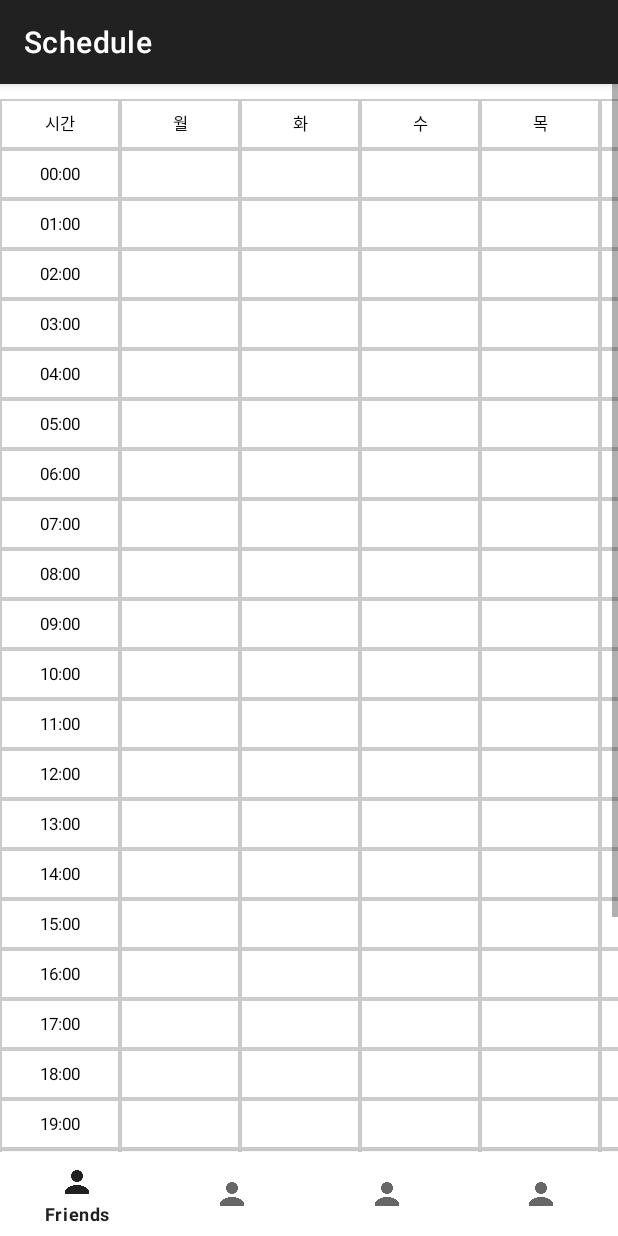
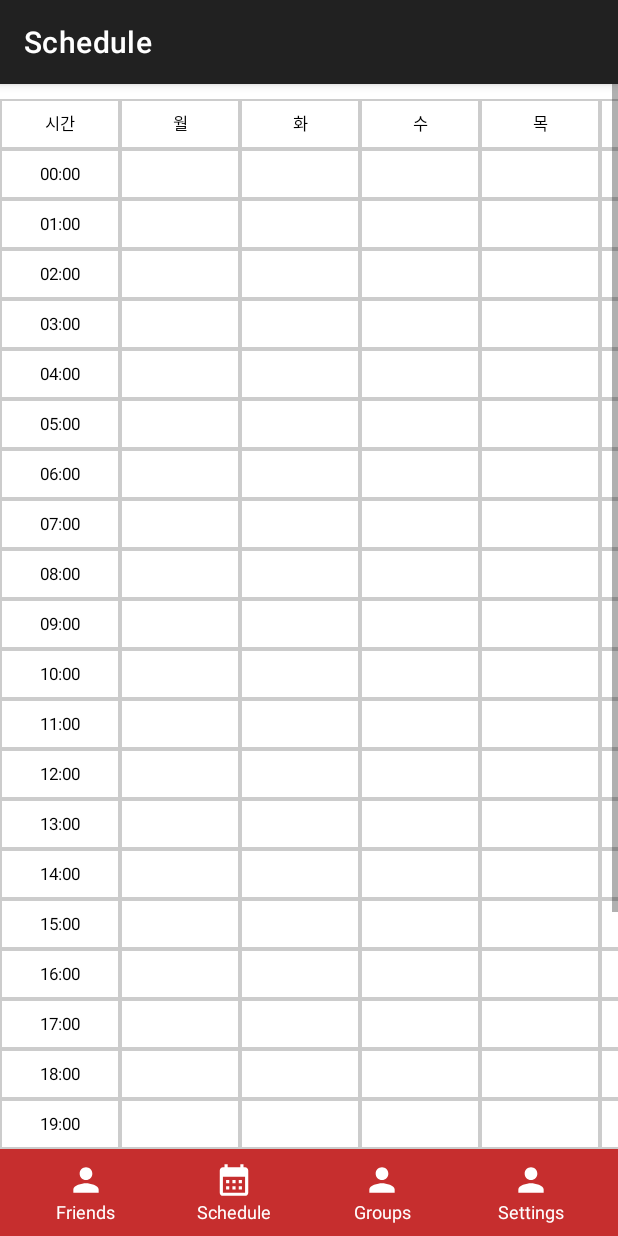
Before and after one commit to Seungkyu-Han/MoApp, an Android app: the ScheduleDetail screen opened directly, with no data from a screen before it, on a phone screen of 412 x 824 dp. Run offline under Robolectric (Android 15) with nearby library versions, the phone set to English and light mode, and no system bars.

Commit message:
bottomnavigation -> custom menu bar

```diff
--- a/app/src/main/java/com/example/moapp/ScheduleDetail.kt
+++ b/app/src/main/java/com/example/moapp/ScheduleDetail.kt
@@ -11,6 +11,7 @@ import android.view.Gravity
 import android.view.View
 import android.widget.Button
 import android.widget.GridLayout
+import android.widget.LinearLayout
 import android.widget.TableLayout
 import android.widget.TableRow
 import android.widget.TextView
@@ -58,6 +59,11 @@ class ScheduleDetail : AppCompatActivity() {
         supportActionBar?.title = "Schedule"
         //supportActionBar?.setDisplayHomeAsUpEnabled(true) // back arrow
 
+        var mainIntent = Intent(this, MainActivity::class.java)
+        val scheduleIntent = Intent(this, ScheduleDetail::class.java)
+        var chatListIntent = Intent(this, GroupListActivity::class.java)
+        var settingIntent = Intent(this, SettingActivity::class.java)
+
         scheduleTable = findViewById(R.id.scheduleTable)
         addButton = findViewById(R.id.addButton)
 
@@ -96,24 +102,20 @@ class ScheduleDetail : AppCompatActivity() {
             val addIntent = Intent(this, AddUserSchedule::class.java)
             startActivity(addIntent)
         }
-        bottomNavigationView = findViewById(R.id.bottomNavigationView)
-        bottomNavigationView.setOnNavigationItemSelectedListener { menuItem ->
-            when (menuItem.itemId) {
-                R.id.navigation_friends -> {
-                    startActivity(Intent(this, MainActivity::class.java))
-                    true
-                }
-                R.id.navigation_chat -> {
-                    startActivity(Intent(this, GroupListActivity::class.java))
-                    true
-                }
-                R.id.navigation_settings -> {
-                    startActivity(Intent(this, SettingActivity::class.java))
-                    true
-                }
-                else -> false
-            }
+
+        findViewById<LinearLayout>(R.id.friends_btn).setOnClickListener {
+            startActivity(mainIntent)
         }
+        findViewById<LinearLayout>(R.id.schedule_btn).setOnClickListener {
+            startActivity(scheduleIntent)
+        }
+        findViewById<LinearLayout>(R.id.groups_btn).setOnClickListener {
+            startActivity(chatListIntent)
+        }
+        findViewById<LinearLayout>(R.id.settings_btn).setOnClickListener {
+            startActivity(settingIntent)
+        }
+
     }
 
     override fun onSupportNavigateUp(): Boolean {
--- /dev/null
+++ b/app/src/main/res/drawable/calendar_white.xml
@@ -0,0 +1,5 @@
+<vector android:height="24dp" android:tint="#FFFFFF"
+    android:viewportHeight="24" android:viewportWidth="24"
+    android:width="24dp" xmlns:android="http://schemas.android.com/apk/res/android">
+    <path android:fillColor="@android:color/white" android:pathData="M19,4h-1V2h-2v2H8V2H6v2H5C3.89,4 3.01,4.9 3.01,6L3,20c0,1.1 0.89,2 2,2h14c1.1,0 2,-0.9 2,-2V6C21,4.9 20.1,4 19,4zM19,20H5V10h14V20zM9,14H7v-2h2V14zM13,14h-2v-2h2V14zM17,14h-2v-2h2V14zM9,18H7v-2h2V18zM13,18h-2v-2h2V18zM17,18h-2v-2h2V18z"/>
+</vector>
--- /dev/null
+++ b/app/src/main/res/drawable/groups.xml
@@ -0,0 +1,5 @@
+<vector android:height="24dp" android:tint="#FFFFFF"
+    android:viewportHeight="24" android:viewportWidth="24"
+    android:width="24dp" xmlns:android="http://schemas.android.com/apk/res/android">
+    <path android:fillColor="@android:color/white" android:pathData="M12,12.75c1.63,0 3.07,0.39 4.24,0.9c1.08,0.48 1.76,1.56 1.76,2.73L18,18H6l0,-1.61c0,-1.18 0.68,-2.26 1.76,-2.73C8.93,13.14 10.37,12.75 12,12.75zM4,13c1.1,0 2,-0.9 2,-2c0,-1.1 -0.9,-2 -2,-2s-2,0.9 -2,2C2,12.1 2.9,13 4,13zM5.13,14.1C4.76,14.04 4.39,14 4,14c-0.99,0 -1.93,0.21 -2.78,0.58C0.48,14.9 0,15.62 0,16.43V18l4.5,0v-1.61C4.5,15.56 4.73,14.78 5.13,14.1zM20,13c1.1,0 2,-0.9 2,-2c0,-1.1 -0.9,-2 -2,-2s-2,0.9 -2,2C18,12.1 18.9,13 20,13zM24,16.43c0,-0.81 -0.48,-1.53 -1.22,-1.85C21.93,14.21 20.99,14 20,14c-0.39,0 -0.76,0.04 -1.13,0.1c0.4,0.68 0.63,1.46 0.63,2.29V18l4.5,0V16.43zM12,6c1.66,0 3,1.34 3,3c0,1.66 -1.34,3 -3,3s-3,-1.34 -3,-3C9,7.34 10.34,6 12,6z"/>
+</vector>
--- /dev/null
+++ b/app/src/main/res/drawable/no_click_effect.xml
@@ -0,0 +1,5 @@
+<selector xmlns:android="http://schemas.android.com/apk/res/android">
+    <item android:drawable="@android:color/transparent" android:state_pressed="true"/>
+    <item android:drawable="@android:color/transparent" android:state_focused="true"/>
+    <item android:drawable="@android:color/transparent"/>
+</selector>
--- /dev/null
+++ b/app/src/main/res/drawable/profile.xml
@@ -0,0 +1,5 @@
+<vector android:height="24dp" android:tint="#FFFFFF"
+    android:viewportHeight="24" android:viewportWidth="24"
+    android:width="24dp" xmlns:android="http://schemas.android.com/apk/res/android">
+    <path android:fillColor="@android:color/white" android:pathData="M12,12c2.21,0 4,-1.79 4,-4s-1.79,-4 -4,-4 -4,1.79 -4,4 1.79,4 4,4zM12,14c-2.67,0 -8,1.34 -8,4v2h16v-2c0,-2.66 -5.33,-4 -8,-4z"/>
+</vector>
--- /dev/null
+++ b/app/src/main/res/drawable/settings.xml
@@ -0,0 +1,5 @@
+<vector android:height="24dp" android:tint="#FFFFFF"
+    android:viewportHeight="24" android:viewportWidth="24"
+    android:width="24dp" xmlns:android="http://schemas.android.com/apk/res/android">
+    <path android:fillColor="@android:color/white" android:pathData="M19.14,12.94c0.04,-0.3 0.06,-0.61 0.06,-0.94c0,-0.32 -0.02,-0.64 -0.07,-0.94l2.03,-1.58c0.18,-0.14 0.23,-0.41 0.12,-0.61l-1.92,-3.32c-0.12,-0.22 -0.37,-0.29 -0.59,-0.22l-2.39,0.96c-0.5,-0.38 -1.03,-0.7 -1.62,-0.94L14.4,2.81c-0.04,-0.24 -0.24,-0.41 -0.48,-0.41h-3.84c-0.24,0 -0.43,0.17 -0.47,0.41L9.25,5.35C8.66,5.59 8.12,5.92 7.63,6.29L5.24,5.33c-0.22,-0.08 -0.47,0 -0.59,0.22L2.74,8.87C2.62,9.08 2.66,9.34 2.86,9.48l2.03,1.58C4.84,11.36 4.8,11.69 4.8,12s0.02,0.64 0.07,0.94l-2.03,1.58c-0.18,0.14 -0.23,0.41 -0.12,0.61l1.92,3.32c0.12,0.22 0.37,0.29 0.59,0.22l2.39,-0.96c0.5,0.38 1.03,0.7 1.62,0.94l0.36,2.54c0.05,0.24 0.24,0.41 0.48,0.41h3.84c0.24,0 0.44,-0.17 0.47,-0.41l0.36,-2.54c0.59,-0.24 1.13,-0.56 1.62,-0.94l2.39,0.96c0.22,0.08 0.47,0 0.59,-0.22l1.92,-3.32c0.12,-0.22 0.07,-0.47 -0.12,-0.61L19.14,12.94zM12,15.6c-1.98,0 -3.6,-1.62 -3.6,-3.6s1.62,-3.6 3.6,-3.6s3.6,1.62 3.6,3.6S13.98,15.6 12,15.6z"/>
+</vector>
--- a/app/src/main/res/layout/activity_schedule_detail.xml
+++ b/app/src/main/res/layout/activity_schedule_detail.xml
@@ -45,11 +45,8 @@
 
         </RelativeLayout>
     </ScrollView>
-    <com.google.android.material.bottomnavigation.BottomNavigationView
-        android:id="@+id/bottomNavigationView"
-        android:layout_width="match_parent"
-        android:layout_height="wrap_content"
-        android:background="?android:attr/windowBackground"
-        app:menu="@menu/bottom_navigation_menu"/>
+    <!-- BottomBarLayout 사용 -->
+    <include layout="@layout/bottom_bar_layout"
+        android:id="@+id/bottom_bar"/>
 
 </LinearLayout>
--- /dev/null
+++ b/app/src/main/res/layout/bottom_bar_layout.xml
@@ -0,0 +1,62 @@
+<?xml version="1.0" encoding="utf-8"?>
+<!-- bottom_bar_layout.xml -->
+<LinearLayout
+    xmlns:android="http://schemas.android.com/apk/res/android"
+    android:id="@+id/bottomBar"
+    android:layout_width="match_parent"
+    android:layout_height="wrap_content"
+    android:layout_gravity="bottom"
+    android:background="#C62E2E"
+    android:orientation="horizontal"
+    android:padding="8dp">
+
+    <!-- 각 버튼에 대한 LinearLayout 정의 -->
+    <!-- Friends 버튼 -->
+    <LinearLayout
+        android:id="@+id/friends_btn"
+        style="@style/BottomBarButton">
+        <ImageView
+            style="@style/BottomBarButtonImage"
+            android:src="@drawable/profile" />
+        <TextView
+            style="@style/BottomBarButtonText"
+            android:text="Friends" />
+    </LinearLayout>
+
+    <!-- Schedule 버튼 -->
+    <LinearLayout
+        android:id="@+id/schedule_btn"
+        style="@style/BottomBarButton">
+        <ImageView
+            style="@style/BottomBarButtonImage"
+            android:src="@drawable/calendar_white" />
+        <TextView
+            style="@style/BottomBarButtonText"
+            android:text="Schedule" />
+    </LinearLayout>
+
+    <!-- Groups 버튼 -->
+    <LinearLayout
+        android:id="@+id/groups_btn"
+        style="@style/BottomBarButton">
+        <ImageView
+            style="@style/BottomBarButtonImage"
+            android:src="@drawable/profile" />
+        <TextView
+            style="@style/BottomBarButtonText"
+            android:text="Groups" />
+    </LinearLayout>
+
+    <!-- Settings 버튼 -->
+    <LinearLayout
+        android:id="@+id/settings_btn"
+        style="@style/BottomBarButton">
+        <ImageView
+            style="@style/BottomBarButtonImage"
+            android:src="@drawable/profile" />
+        <TextView
+            style="@style/BottomBarButtonText"
+            android:text="Settings" />
+    </LinearLayout>
+
+</LinearLayout>
--- /dev/null
+++ b/app/src/main/res/values/styles.xml
@@ -0,0 +1,31 @@
+<?xml version="1.0" encoding="utf-8"?>
+<resources>
+
+    <!-- BottomBarButton 스타일 -->
+    <style name="BottomBarButton">
+        <item name="android:layout_width">0dp</item>
+        <item name="android:layout_weight">1</item>
+        <item name="android:layout_height">wrap_content</item>
+        <item name="android:gravity">center</item>
+        <item name="android:clickable">true</item>
+        <item name="android:focusable">true</item>
+        <item name="android:orientation">vertical</item>
+    </style>
+
+    <!-- BottomBarButtonImage 스타일 -->
+    <style name="BottomBarButtonImage">
+        <item name="android:layout_width">25dp</item>
+        <item name="android:layout_height">25dp</item>
+        <item name="android:layout_gravity">center</item>
+        <item name="android:layout_weight">1</item>
+    </style>
+
+    <!-- BottomBarButtonText 스타일 -->
+    <style name="BottomBarButtonText">
+        <item name="android:layout_width">wrap_content</item>
+        <item name="android:layout_height">wrap_content</item>
+        <item name="android:textSize">12sp</item>
+        <item name="android:textColor">@color/white</item>
+    </style>
+
+</resources>
```
Also changed, not shown: app/src/main/java/com/example/moapp/GroupListActivity.kt (+16 -16 lines), app/src/main/java/com/example/moapp/MainActivity.kt (+17 -18 lines), app/src/main/java/com/example/moapp/SettingActivity.kt (+16 -16 lines), app/src/main/res/layout/activity_chat_list.xml (+3 -6 lines), app/src/main/res/layout/activity_main.xml (+6 -9 lines), app/src/main/res/layout/activity_setting.xml (+3 -6 lines).
